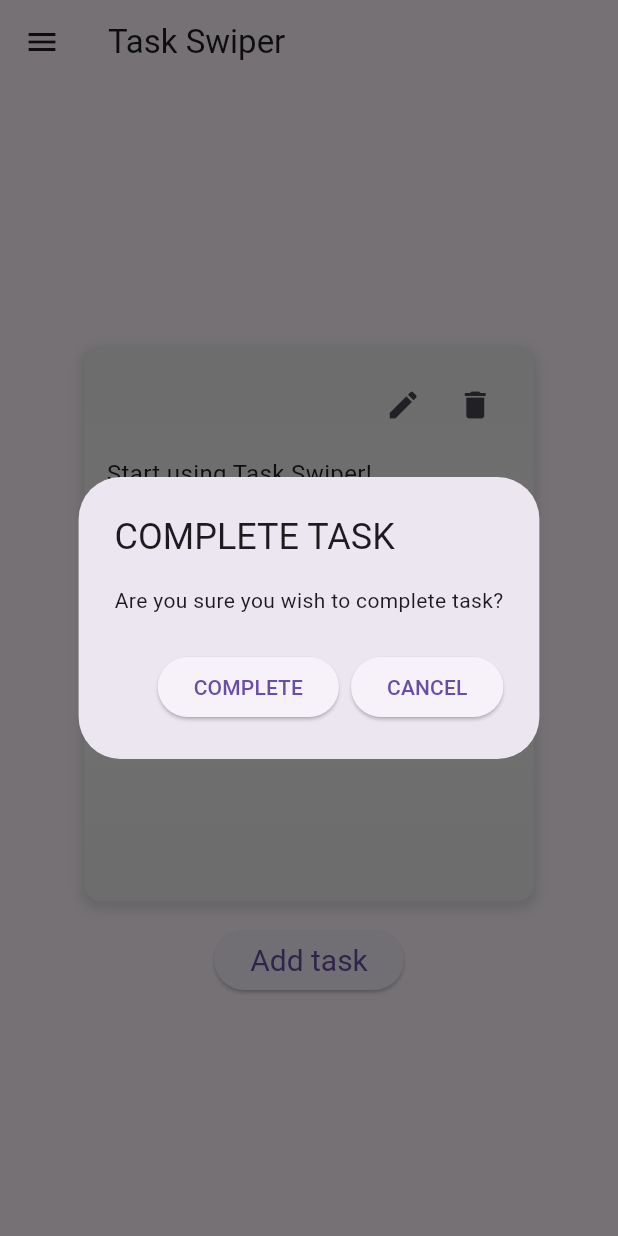
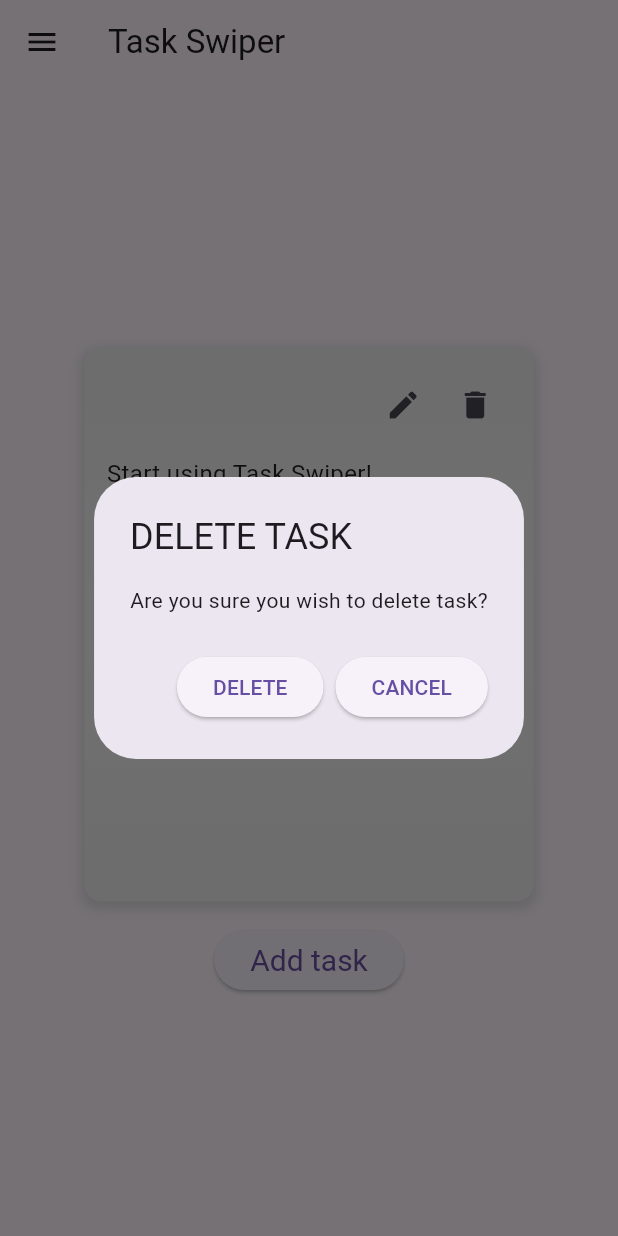
Before and after one commit to temedeus/task_swiper, a Flutter app: the screen it shows after launch, after a tap on the "delete" icon, on a phone screen of 412 x 824 dp. Run offline on Flutter 3.47's test engine with Material 3 defaults, Android fonts, the phone set to English and light mode, and no system bars; drawn by our look-alikes of carousel_slider; our stand-ins replace get_it, sqflite; accounts and stored records are empty.

Commit message:
Task status

```diff
--- /dev/null
+++ b/lib/model/status.dart
@@ -0,0 +1,4 @@
+class Status {
+  static const String open = "open";
+  static const String closed = "closed";
+}
--- a/lib/model/task.dart
+++ b/lib/model/task.dart
@@ -1,21 +1,23 @@
 class Task {
   final int? id;
   final String task;
+  final String status;
   final int taskListId;
 
-  Task(this.id, this.task, this.taskListId);
+  Task(this.id, this.task, this.status, this.taskListId);
 
   @override
   String toString() {
-    return 'Task{id: $id, task: $task, $taskListId: $taskListId}';
+    return 'Task{id: $id, task: $task, status: $status, taskListId: $taskListId}';
   }
 
   Task.fromMap(Map<String, dynamic> item)
       : id = item["id"],
         task = item["task"],
+        status = item["status"],
         taskListId = item["taskListId"];
 
   Map<String, dynamic> toMap() {
-    return {'task': task, 'id': id, 'taskListId': taskListId};
+    return {'task': task, 'id': id, 'status': status, 'taskListId': taskListId};
   }
 }
--- a/lib/service/database_service.dart
+++ b/lib/service/database_service.dart
@@ -2,6 +2,7 @@ import 'package:path/path.dart';
 import 'package:sqflite/sqflite.dart';
 import 'package:taskswiper/model/task.dart';
 
+import '../model/status.dart';
 import '../model/task_list.dart';
 
 class DatabaseService {
@@ -25,7 +26,7 @@ class DatabaseService {
         );
         await database.execute(
           "CREATE TABLE task(id INTEGER PRIMARY KEY AUTOINCREMENT, " +
-              "task TEXT NOT NULL, taskListId INTEGER NOT NULL, " +
+              "task TEXT NOT NULL, status TEXT NOT NULL, taskListId INTEGER NOT NULL, " +
               "FOREIGN KEY(taskListId) REFERENCES taskList(id))",
         );
 
@@ -36,11 +37,11 @@ class DatabaseService {
 
         // Create default items.
         await database.execute(
-          "INSERT INTO task (task, taskListId) VALUES ('Start using Task Swiper!\n\n " +
+          "INSERT INTO task (task, status, taskListId) VALUES ('Start using Task Swiper!\n\n" +
               "Create new lists from the menu on the right.\n\n"
-              "Swipe task up to complete\n\n" +
-              "Swipe task down to delete\n\n"
-            "', ?);", [id]
+              "+ Swipe task up to complete\n\n" +
+              "+ Swipe task down to delete\n\n"
+            "', ?, ?);", [Status.open, id]
         );
       },
       version: 1,
--- a/lib/ui/screens/task_listing.dart
+++ b/lib/ui/screens/task_listing.dart
@@ -7,6 +7,7 @@ import 'package:taskswiper/service/database_service.dart';
 import 'package:taskswiper/service/service_locator.dart';
 import 'package:taskswiper/ui/widgets/task_item.dart';
 
+import '../../model/status.dart';
 import '../../model/task_list.dart';
 import '../dialogs/dismiss_task_dialog.dart';
 import '../dialogs/edit_task_dialog.dart';
@@ -96,7 +97,7 @@ class _TaskListingState extends State<TaskListing> {
           : CarouselSlider(
               options:
                   CarouselOptions(height: 400.0, enableInfiniteScroll: false),
-              items: _tasks.map((i) {
+              items: sortedTasks().where((task) => task.status == Status.open).map((i) {
                 return Builder(
                   builder: (BuildContext context) {
                     return buildDismissableTask(context, i);
@@ -115,6 +116,21 @@ class _TaskListingState extends State<TaskListing> {
         child: const Text('Add task'),
       )
     ];
+  }
+
+  List<Task> sortedTasks() {
+    List<Task> sorted = [ ..._tasks];
+    sorted.sort((a, b) {
+      if (a.status == Status.open && b.status != Status.open) {
+        return -1;
+      } else if (a.status != Status.open && b.status == Status.open) {
+        return 1;
+      } else {
+        return 0;
+      }
+    });
+
+    return sorted;
   }
 
   Dismissible buildDismissableTask(BuildContext context, Task i) {
@@ -141,8 +157,8 @@ class _TaskListingState extends State<TaskListing> {
               return DismissTaskDialog(() {
                 deleteTask(i);
                 Navigator.pop(context);
-              }, "COMPLETE TASK", "Are you sure you wish to complete task?",
-                  "COMPLETE", "CANCEL");
+              }, "DELETE TASK", "Are you sure you wish to delete task?",
+                  "DELETE", "CANCEL");
             },
           )
         },
@@ -172,9 +188,9 @@ class _TaskListingState extends State<TaskListing> {
         if (_taskList != null) {
           var taskListId = _taskList.id;
           var id =
-              await _databaseService.createItem(Task(null, text, taskListId!));
+              await _databaseService.createItem(Task(null, text, Status.open, taskListId!));
           setState(() {
-            _tasks = [Task(id, text, taskListId), ..._tasks];
+            _tasks = [Task(id, text, Status.open, taskListId), ..._tasks];
           });
         }
       } else {
@@ -183,6 +199,7 @@ class _TaskListingState extends State<TaskListing> {
             return Task(
               existingTask.id,
               text,
+              existingTask.status,
               task.taskListId,
             );
           } else {
@@ -190,7 +207,7 @@ class _TaskListingState extends State<TaskListing> {
           }
         }).toList();
 
-        await _databaseService.updateTask(Task(task.id, text, task.taskListId));
+        await _databaseService.updateTask(Task(task.id, text, Status.open, task.taskListId));
         setState(() {
           _tasks = updatedTasks;
         });
```
